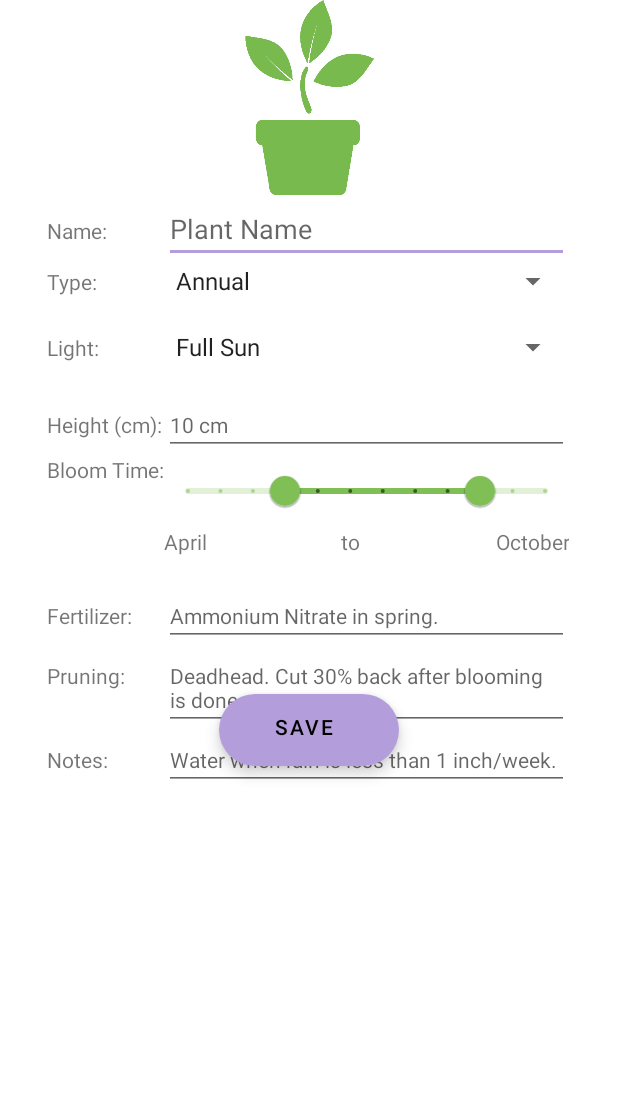
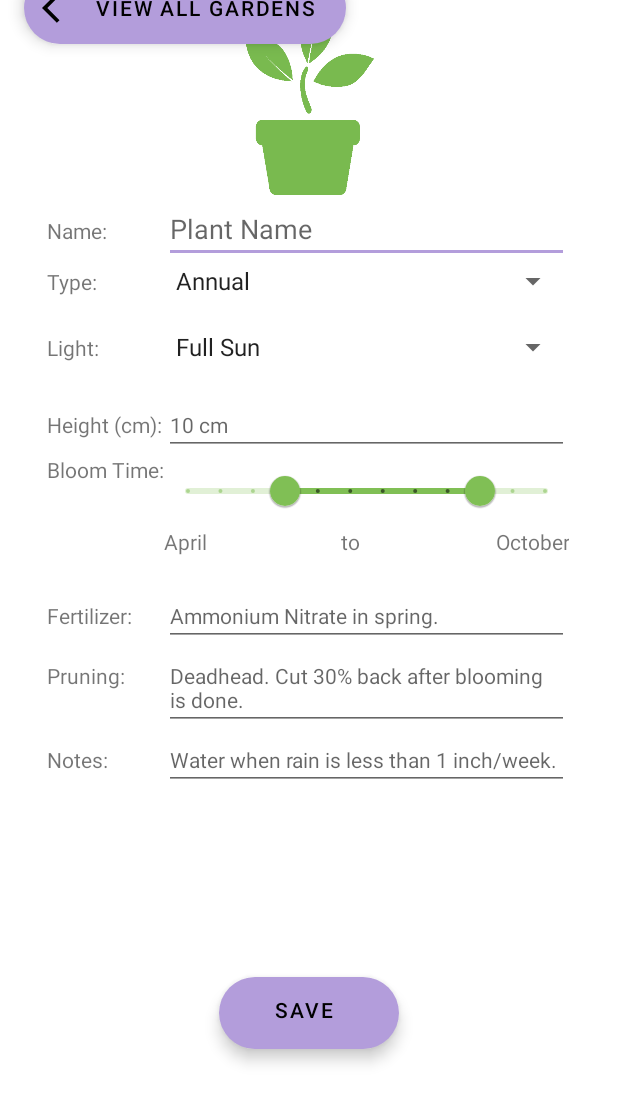
Before and after one commit to wilana/GardenGatherer, an Android app: the layout activity_plant_info.xml on its own in the app's theme, with its tools: preview values and no code run, on a phone screen of 412 x 824 dp. Shown: the top 1103 px of the screen. Run offline under Robolectric (Android 15) with nearby library versions, the phone set to English and light mode, and no system bars.

Commit message:
Adding plant list

```diff
--- a/app/src/main/java/com/WSM1120464/gardengatherer/GardenInfoActivity.kt
+++ b/app/src/main/java/com/WSM1120464/gardengatherer/GardenInfoActivity.kt
@@ -18,7 +18,9 @@ class GardenInfoActivity : AppCompatActivity() {
         binding = ActivityGardenInfoBinding.inflate(layoutInflater)
         setContentView(binding.root)
 
-
+        binding.extendedFABallGardens.setOnClickListener {
+            finish()
+        }
 
         binding.extendedFabSaveGarden.setOnClickListener {
             println("button click registered")
--- a/app/src/main/java/com/WSM1120464/gardengatherer/GardenViewModelFactory.kt
+++ b/app/src/main/java/com/WSM1120464/gardengatherer/GardenViewModelFactory.kt
@@ -4,11 +4,11 @@ import androidx.lifecycle.ViewModel
 import androidx.lifecycle.ViewModelProvider
 import java.lang.IllegalArgumentException
 
-class CommentViewModelFactory(private val gardenID : String) : ViewModelProvider.Factory{
+class GardenViewModelFactory(private val gardenID : String) : ViewModelProvider.Factory{
     override fun <T : ViewModel?> create(modelClass: Class<T>): T {
         if (modelClass.isAssignableFrom(GardensViewModel::class.java))
         {
-            return GardensViewModel(gardenID) as T
+            return GardensViewModel() as T
         }
         else
             throw IllegalArgumentException("Unknown ViewModel class")
--- /dev/null
+++ b/app/src/main/res/drawable/back_suggest_icon.xml
@@ -0,0 +1,5 @@
+<vector android:height="36dp" android:tint="#FFFFFF"
+    android:viewportHeight="24" android:viewportWidth="24"
+    android:width="36dp" xmlns:android="http://schemas.android.com/apk/res/android">
+    <path android:fillColor="@android:color/white" android:pathData="M11.67,3.87L9.9,2.1 0,12l9.9,9.9 1.77,-1.77L3.54,12z"/>
+</vector>
--- a/app/src/main/res/layout/activity_plant_info.xml
+++ b/app/src/main/res/layout/activity_plant_info.xml
@@ -3,7 +3,7 @@
     xmlns:app="http://schemas.android.com/apk/res-auto"
     xmlns:tools="http://schemas.android.com/tools"
     android:layout_width="match_parent"
-    android:layout_height="wrap_content"
+    android:layout_height="match_parent"
     android:fillViewport="true"
     android:scrollbarFadeDuration="0">
 
@@ -13,6 +13,35 @@
         android:layout_height="wrap_content"
         tools:context=".PlantInfoActivity">
 
+        <com.google.android.material.floatingactionbutton.ExtendedFloatingActionButton
+
+            android:layout_width="wrap_content"
+            android:layout_height="wrap_content"
+            android:layout_marginTop="@dimen/margin_top_100"
+            android:contentDescription="@string/view_all_gardens"
+            android:text="@string/view_all_gardens"
+            app:icon="@drawable/back_suggest_icon"
+            app:layout_goneMarginTop="@dimen/margin_top_100"
+            app:layout_constraintBottom_toTopOf="@+id/imageViewSeedling1"
+            app:layout_constraintEnd_toEndOf="parent"
+            app:layout_constraintHorizontal_bias="0.081"
+            app:layout_constraintStart_toStartOf="parent"
+            app:layout_constraintTop_toTopOf="parent" />
+
+        <com.google.android.material.floatingactionbutton.ExtendedFloatingActionButton
+            android:id="@+id/extendedFabSavePlant"
+            android:layout_width="wrap_content"
+            android:layout_height="wrap_content"
+            android:layout_gravity=""
+            android:layout_margin="16dp"
+            android:contentDescription="@string/save_plant_button"
+            android:gravity="center_horizontal"
+            android:text="@string/save"
+            app:layout_constraintBottom_toBottomOf="parent"
+            app:layout_constraintEnd_toEndOf="parent"
+            app:layout_constraintStart_toStartOf="parent"
+            app:layout_constraintTop_toBottomOf="@id/tableLayout"/>
+
         <ImageView
             android:id="@+id/imageViewSeedling1"
             android:layout_width="@dimen/adding_image_width"
@@ -20,7 +49,7 @@
             android:contentDescription="@string/seedling_content_description"
             app:layout_constraintEnd_toEndOf="parent"
             app:layout_constraintStart_toStartOf="parent"
-            app:layout_constraintTop_toTopOf="parent"
+            app:layout_constraintTop_toTopOf=""
             app:srcCompat="@drawable/little_seedling" />
 
         <TableLayout
@@ -46,6 +75,7 @@
                     android:layout_width="@dimen/table_row_input_width"
                     android:layout_height="wrap_content"
                     android:ems="10"
+                    android:labelFor="@id/rangeSliderBloomTime"
                     android:hint="@string/plant_name"
                     android:inputType="textPersonName" />
             </TableRow>
@@ -162,6 +192,7 @@
                             android:layout_gravity="end"
                             android:layout_weight="1"
                             android:text="@string/october"
+                            android:labelFor="@id/rangeSliderBloomTime"
                             android:textAlignment="viewEnd" />
                     </LinearLayout>
                 </LinearLayout>
@@ -234,18 +265,7 @@
             </TableRow>
         </TableLayout>
 
-        <com.google.android.material.floatingactionbutton.ExtendedFloatingActionButton
-            android:id="@+id/extendedFabSavePlant"
-            android:layout_width="wrap_content"
-            android:layout_height="wrap_content"
-            android:layout_gravity=""
-            android:layout_margin="16dp"
-            android:contentDescription="@string/save_plant_button"
-            android:gravity="center_horizontal"
-            android:text="@string/save"
-            app:layout_constraintBottom_toBottomOf="parent"
-            app:layout_constraintEnd_toEndOf="parent"
-            app:layout_constraintStart_toStartOf="parent" />
+
     </androidx.constraintlayout.widget.ConstraintLayout>
 
 </ScrollView>
--- a/app/src/main/res/layout/item_garden_list.xml
+++ b/app/src/main/res/layout/item_garden_list.xml
@@ -10,8 +10,10 @@
     <androidx.cardview.widget.CardView
         android:layout_width="match_parent"
         android:layout_height="wrap_content"
-        android:background="@drawable/garden_item_select"
-        app:cardCornerRadius="2dp"
+        android:clickable="true"
+        android:focusable="true"
+        app:cardBackgroundColor="#E7E5EA"
+        app:cardCornerRadius="6dp"
         app:contentPadding="10dp"
         app:layout_constraintEnd_toEndOf="parent"
         app:layout_constraintStart_toStartOf="parent"
--- a/app/src/main/res/values/strings.xml
+++ b/app/src/main/res/values/strings.xml
@@ -30,6 +30,7 @@
     <string name="size">Size:</string>
     <string name="garden_size_hint">1 x 2 m</string>
     <string name="lighting">Lighting:</string>
+    <string name="view_all_gardens">View All Gardens</string>
     <string-array name="months">
         <item>January</item>
         <item>February</item>
```
Also changed, not shown: app/src/main/AndroidManifest.xml (+5 -10 lines), app/src/main/java/com/WSM1120464/gardengatherer/GardensViewModel.kt (+7 -4 lines), app/src/main/java/com/WSM1120464/gardengatherer/MainActivity.kt (+10 -2 lines), app/src/main/java/com/WSM1120464/gardengatherer/Plant.kt (added, +9 -0 lines), app/src/main/java/com/WSM1120464/gardengatherer/PlantInfoActivity.kt (+32 -0 lines), app/src/main/java/com/WSM1120464/gardengatherer/PlantsActivity.kt (added, +15 -0 lines), app/src/main/java/com/WSM1120464/gardengatherer/RecyclerGardenAdapter.kt (+6 -6 lines), app/src/main/res/layout/activity_garden_info.xml (+18 -3 lines), app/src/main/res/layout/activity_main.xml (+26 -22 lines), app/src/main/res/layout/activity_plants.xml (added, +22 -0 lines).
